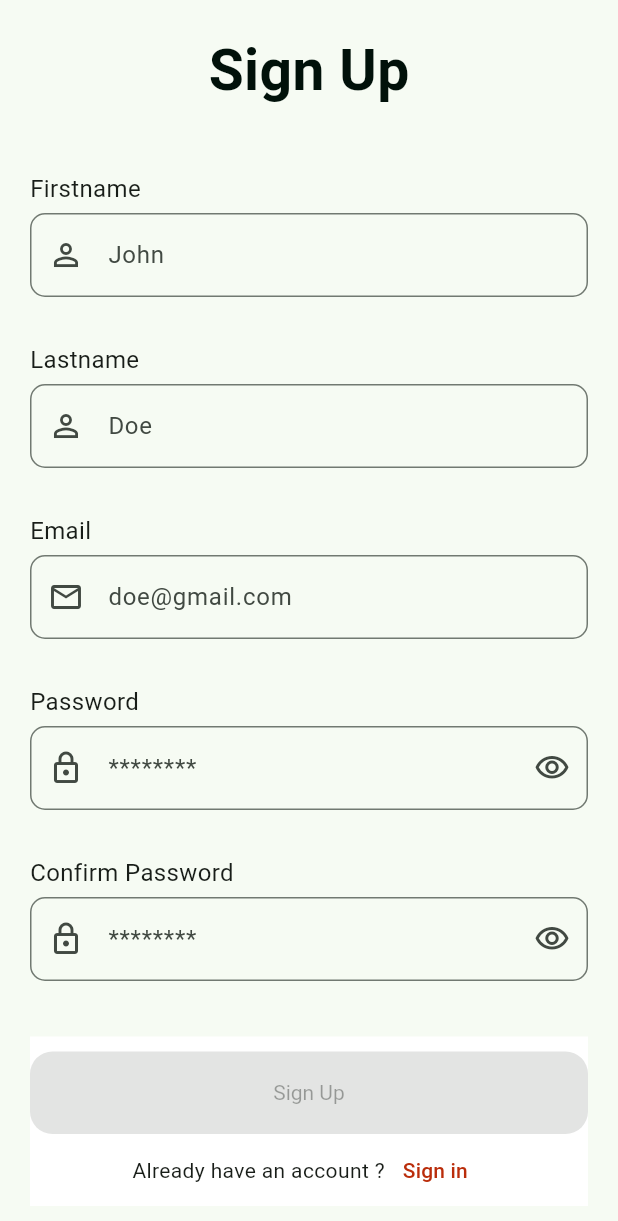
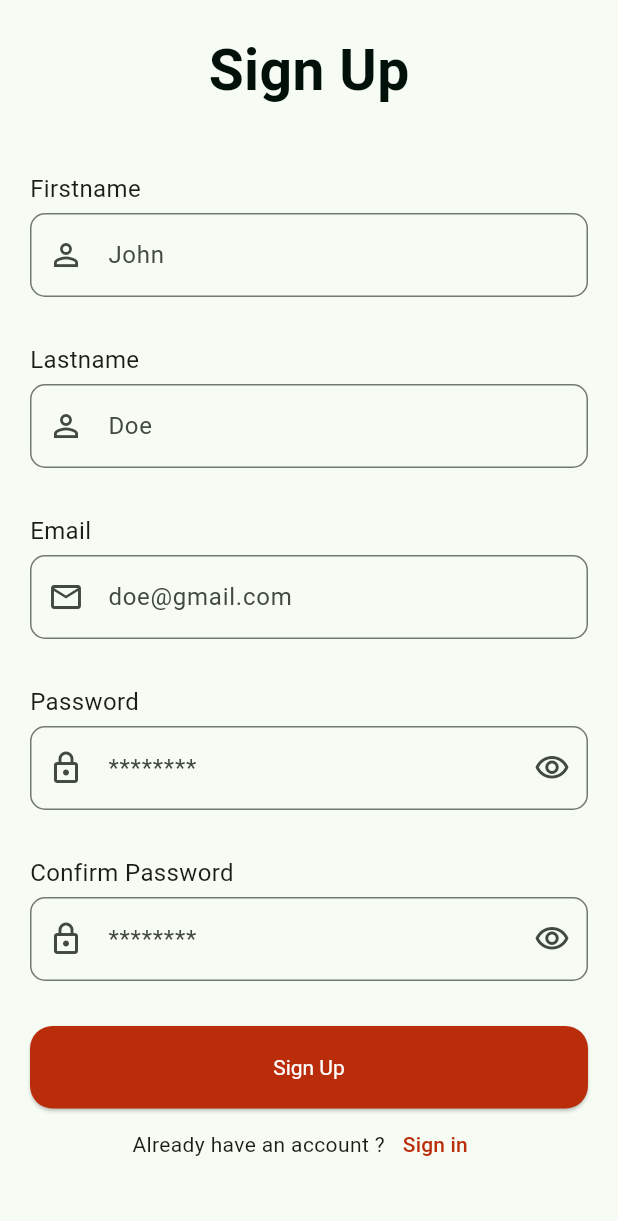
Before and after one commit to ajaop/Ilford_app, a Flutter app: the screen it shows after launch, after a tap on "Sign up", on a phone screen of 412 x 824 dp. Shown: the top 1221 px of the screen. Run offline on Flutter 3.47's test engine with Material 3 defaults, Android fonts, the light colour scheme and no system bars; our stand-ins replace bloc, cloud_firestore, equatable, firebase_auth, firebase_core, flutter_bloc and 3 more; accounts and stored records are empty; project files that could hold a hidden picture were left out.

Commit message:
Upload user details to firestore after sign up user with firebase auth

```diff
--- a/lib/cubits/sign_up/sign_up_state.dart
+++ b/lib/cubits/sign_up/sign_up_state.dart
@@ -9,7 +9,6 @@ final class SignUpState extends Equatable {
   final String confirmPassword;
   final bool passwordObscureText;
   final bool confirmPasswordObscureText;
-  final bool isValid;
   final SignUpStatus status;
   final String? errorMessage;
 
@@ -22,7 +21,6 @@ final class SignUpState extends Equatable {
       this.confirmPassword = '',
       this.passwordObscureText = true,
       this.confirmPasswordObscureText = true,
-      this.isValid = false,
       this.status = SignUpStatus.initial,
       this.errorMessage});
 
@@ -36,7 +34,6 @@ final class SignUpState extends Equatable {
         confirmPassword,
         passwordObscureText,
         confirmPasswordObscureText,
-        isValid,
         status
       ];
 
@@ -49,9 +46,9 @@ final class SignUpState extends Equatable {
       String? confirmPassword,
       bool? passwordObscureText,
       bool? confirmPasswordObscureText,
-      bool? isValid,
       SignUpStatus? status,
-      String? errorMessage}) {
+      String? errorMessage,
+      AutovalidateMode? autovalidateMode}) {
     return SignUpState(
         firstName: firstName ?? this.firstName,
         lastName: lastName ?? this.lastName,
@@ -62,7 +59,6 @@ final class SignUpState extends Equatable {
         passwordObscureText: passwordObscureText ?? this.passwordObscureText,
         confirmPasswordObscureText:
             confirmPasswordObscureText ?? this.confirmPasswordObscureText,
-        isValid: isValid ?? this.isValid,
         status: status ?? this.status,
         errorMessage: errorMessage ?? this.errorMessage);
   }
--- a/lib/ui/settings_screen.dart
+++ b/lib/ui/settings_screen.dart
@@ -1,3 +1,4 @@
+import 'package:firebase_auth/firebase_auth.dart';
 import 'package:flutter/material.dart';
 import 'package:ilford_app/helpers/custom_colors.dart';
 import 'package:ilford_app/ui/account_screen.dart';
@@ -59,7 +60,9 @@ class SettingsScreen extends StatelessWidget {
                     shape: RoundedRectangleBorder(
                         borderRadius: BorderRadius.circular(4.0)),
                   ),
-                  onPressed: () {},
+                  onPressed: () {
+                    FirebaseAuth.instance.signOut();
+                  },
                   child: const Text(
                     'Logout',
                     style: TextStyle(fontSize: 14.0, color: CustomCOlors.red7C),
--- a/lib/ui/signup.dart
+++ b/lib/ui/signup.dart
@@ -5,6 +5,7 @@ import 'package:google_fonts/google_fonts.dart';
 import 'package:ilford_app/cubits/sign_up/sign_up_cubit.dart';
 import 'package:ilford_app/helpers/custom_colors.dart';
 import 'package:ilford_app/helpers/enums.dart';
+import 'package:ilford_app/helpers/utils.dart';
 import 'package:ilford_app/helpers/validator.dart';
 import 'package:ilford_app/services/firestore_service.dart';
 import 'package:ilford_app/ui/home_screen.dart';
@@ -34,7 +35,7 @@ class SignUp extends StatelessWidget with Validator {
             child: Padding(
               padding:
                   const EdgeInsets.symmetric(horizontal: 20.0, vertical: 20.0),
-              child: BlocListener<SignUpCubit, SignUpState>(
+              child: BlocConsumer<SignUpCubit, SignUpState>(
                 listener: (context, state) {
                   if (state.status == SignUpStatus.success) {
                     Navigator.pushReplacement(
@@ -43,31 +44,32 @@ class SignUp extends StatelessWidget with Validator {
                           builder: (BuildContext context) => const HomeScreen(),
                         ));
                   } else if (state.status == SignUpStatus.failure) {
-                    ScaffoldMessenger.of(context)
-                      ..hideCurrentSnackBar()
-                      ..showSnackBar(
-                        SnackBar(
-                            content:
-                                Text(state.errorMessage ?? 'Sign Up Failure')),
-                      );
+                    Utils.showMessage(
+                        state.errorMessage ?? 'Sign Up Failure', context);
                   }
                 },
-                child: BlocBuilder<SignUpCubit, SignUpState>(
                 builder: (context, state) {
                   return Stack(
                     children: [
                       Visibility(
                         visible: state.status == SignUpStatus.loading,
                         child: const Center(
+                          child: SizedBox(
+                            height: 50.0,
+                            width: 50.0,
                             child: CircularProgressIndicator(
                               color: CustomCOlors.primaryColor,
+                              strokeWidth: 6.0,
                             ),
                           ),
                         ),
+                      ),
+                      SingleChildScrollView(
+                        child: Column(
+                          children: [
                             Form(
                               key: _formKey,
-                          child: ListView(
-                            shrinkWrap: true,
+                              child: Column(
                                 children: [
                                   Center(
                                     child: Text('Sign Up',
@@ -82,14 +84,16 @@ class SignUp extends StatelessWidget with Validator {
                                   FormInput(
                                     label: 'Firstname',
                                     hint: 'John',
-                                prefixIcon: const Icon(Icons.person_outline),
+                                    prefixIcon:
+                                        const Icon(Icons.person_outline),
                                     suffixIcon: null,
                                     validator: validateFirstName,
                                     keyboardType: TextInputType.text,
                                     textCapitalization:
                                         TextCapitalization.sentences,
-                                onChanged:
-                                    context.read<SignUpCubit>().updateFirstName,
+                                    onChanged: context
+                                        .read<SignUpCubit>()
+                                        .updateFirstName,
                                   ),
                                   const SizedBox(
                                     height: 30.0,
@@ -97,14 +101,16 @@ class SignUp extends StatelessWidget with Validator {
                                   FormInput(
                                     label: 'Lastname',
                                     hint: 'Doe',
-                                prefixIcon: const Icon(Icons.person_outline),
+                                    prefixIcon:
+                                        const Icon(Icons.person_outline),
                                     suffixIcon: null,
                                     validator: validateLastName,
                                     keyboardType: TextInputType.text,
                                     textCapitalization:
                                         TextCapitalization.sentences,
-                                onChanged:
-                                    context.read<SignUpCubit>().updateLastName,
+                                    onChanged: context
+                                        .read<SignUpCubit>()
+                                        .updateLastName,
                                   ),
                                   const SizedBox(
                                     height: 30.0,
@@ -112,7 +118,8 @@ class SignUp extends StatelessWidget with Validator {
                                   FormInput(
                                     label: 'Email',
                                     hint: 'doe@gmail.com',
-                                prefixIcon: const Icon(Icons.email_outlined),
+                                    prefixIcon:
+                                        const Icon(Icons.email_outlined),
                                     suffixIcon: null,
                                     validator: validateEmail,
                                     keyboardType: TextInputType.emailAddress,
@@ -138,8 +145,9 @@ class SignUp extends StatelessWidget with Validator {
                                     keyboardType: TextInputType.visiblePassword,
                                     textCapitalization: TextCapitalization.none,
                                     obscureText: state.passwordObscureText,
-                                onChanged:
-                                    context.read<SignUpCubit>().updatepassword,
+                                    onChanged: context
+                                        .read<SignUpCubit>()
+                                        .updatepassword,
                                   ),
                                   const SizedBox(
                                     height: 30.0,
@@ -147,56 +155,52 @@ class SignUp extends StatelessWidget with Validator {
                                   FormInput(
                                       label: 'Confirm Password',
                                       hint: '********',
-                                  prefixIcon: const Icon(Icons.lock_outlined),
+                                      prefixIcon:
+                                          const Icon(Icons.lock_outlined),
                                       suffixIcon: IconButton(
                                           onPressed: context
                                               .read<SignUpCubit>()
                                               .toggleConfirmPasswordObscureText,
-                                      icon: Icon(
-                                          state.confirmPasswordObscureText
+                                          icon: Icon(state
+                                                  .confirmPasswordObscureText
                                               ? Icons.visibility_outlined
                                               : Icons.visibility_off_outlined)),
-                                  validator: (value) => validateConfirmPassword(
+                                      validator: (value) =>
+                                          validateConfirmPassword(
                                             value,
                                             state.password,
                                           ),
-                                  keyboardType: TextInputType.visiblePassword,
-                                  textCapitalization: TextCapitalization.none,
-                                  obscureText: state.confirmPasswordObscureText,
+                                      keyboardType:
+                                          TextInputType.visiblePassword,
+                                      textCapitalization:
+                                          TextCapitalization.none,
+                                      obscureText:
+                                          state.confirmPasswordObscureText,
                                       onChanged: context
                                           .read<SignUpCubit>()
                                           .updateConfirmPassword),
                                   const SizedBox(
-                                height: 170.0,
-                              ),
-                            ],
-                          ),
-                        ),
-                        Align(
-                          alignment: Alignment.bottomCenter,
-                          child: Container(
-                            color: Colors.white,
-                            child: Column(
-                              mainAxisSize: MainAxisSize.min,
-                              children: [
-                                const SizedBox(
-                                  height: 10.0,
+                                    height: 30.0,
                                   ),
                                   ElevatedButton(
                                       style: ElevatedButton.styleFrom(
                                           foregroundColor: Colors.white,
                                           backgroundColor:
                                               CustomCOlors.primaryColor,
-                                        minimumSize: const Size.fromHeight(55),
+                                          minimumSize:
+                                              const Size.fromHeight(55),
                                           shape: RoundedRectangleBorder(
                                               borderRadius:
                                                   BorderRadius.circular(15.0)),
                                           textStyle: GoogleFonts.robotoSerif()),
-                                    onPressed: state.isValid == true &&
-                                            state.status != SignUpStatus.loading
-                                        ? () => context
+                                      onPressed: state.status !=
+                                              SignUpStatus.loading
+                                          ? () async =>
+                                              _formKey.currentState!.validate()
+                                                  ? await context
                                                       .read<SignUpCubit>()
                                                       .signUpFormSubmitted()
+                                                  : print('no form key')
                                           : null,
                                       child: const Text('Sign Up')),
                                   Row(
@@ -218,9 +222,11 @@ class SignUp extends StatelessWidget with Validator {
                                           },
                                           child: const Text('Sign in')),
                                     ],
-                                )
+                                  ),
                                 ],
                               ),
+                            ),
+                          ],
                         ),
                       )
                     ],
@@ -231,7 +237,6 @@ class SignUp extends StatelessWidget with Validator {
           ),
         ),
       ),
-      ),
     );
   }
 }
```
Also changed, not shown: lib/cubits/sign_up/sign_up_cubit.dart (+36 -65 lines), lib/helpers/utils.dart (added, +19 -0 lines), lib/ui/personal_details.dart (added, +39 -0 lines). Lines whose indentation alone changed are shown as unchanged.
